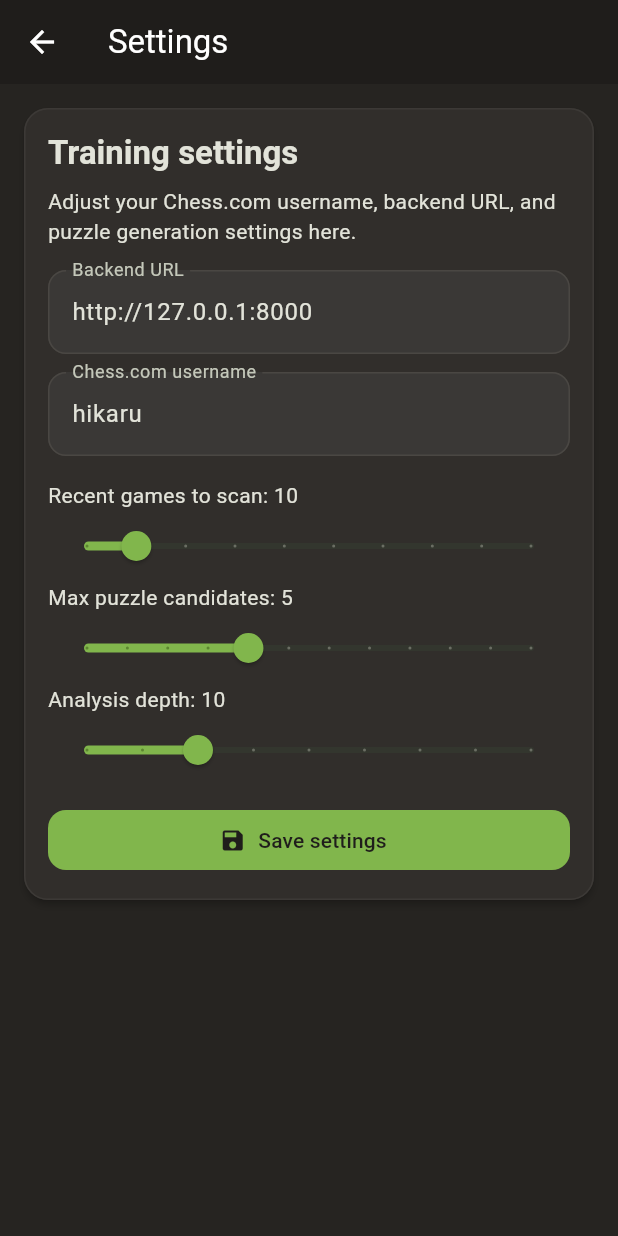
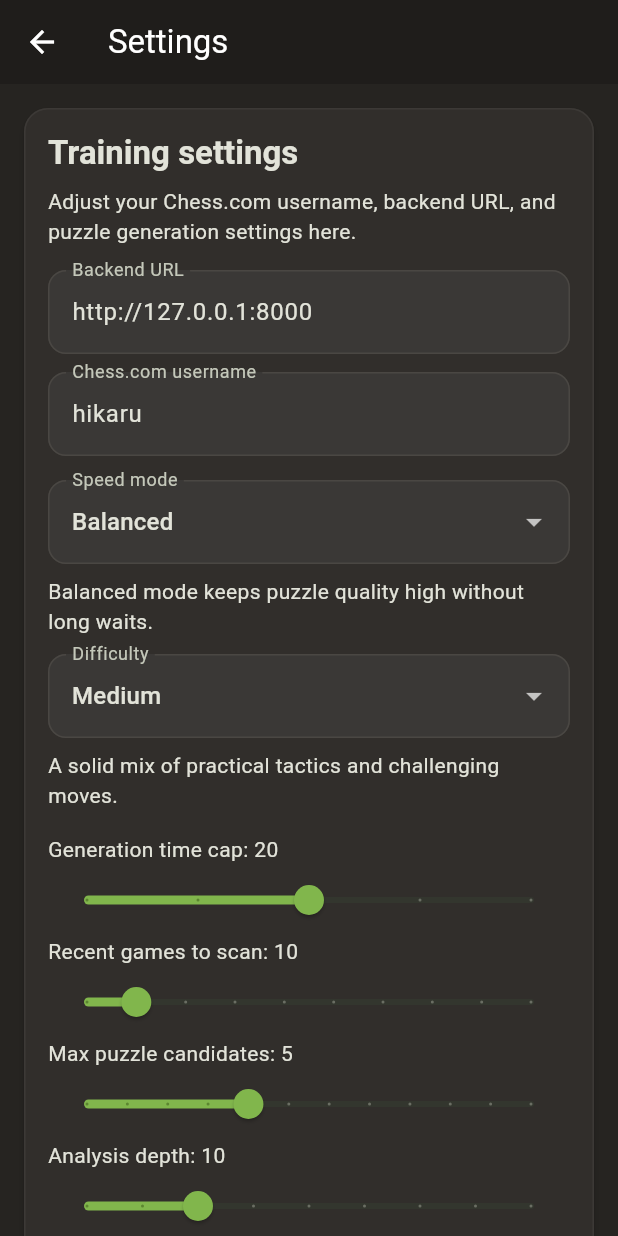
Before and after one commit to brlov1978/ChessCoach, a Flutter app: the screen it shows after launch, after a tap on "Create puzzles", after a tap on the "settings" icon, on a phone screen of 412 x 824 dp. Run offline on Flutter 3.47's test engine with Material 3 defaults, Android fonts, the phone set to English and light mode, and no system bars; our stand-ins replace flutter_svg; network calls fail.

Commit message:
Add processing-aware training settings

```diff
--- a/flutter_app/lib/screens/chess_coach_page.dart
+++ b/flutter_app/lib/screens/chess_coach_page.dart
@@ -22,6 +22,9 @@ class _ChessCoachPageState extends State<ChessCoachPage> {
   double _maxGames = 10;
   double _maxPuzzles = 5;
   double _analysisDepth = 10;
+  String _speedMode = 'balanced';
+  String _difficulty = 'medium';
+  double _timeCapSeconds = 20;
   bool _isLoading = false;
   String? _errorMessage;
   List<PuzzleData> _puzzles = const [];
@@ -42,6 +45,13 @@ class _ChessCoachPageState extends State<ChessCoachPage> {
     return isLocalHost ? 'http://127.0.0.1:8000' : Uri.base.origin;
   }
 
+  String _displayLabel(String value) {
+    if (value.isEmpty) {
+      return value;
+    }
+    return value[0].toUpperCase() + value.substring(1);
+  }
+
   @override
   void dispose() {
     _backendUrlController.dispose();
@@ -56,6 +66,9 @@ class _ChessCoachPageState extends State<ChessCoachPage> {
       maxGames: _maxGames,
       maxPuzzles: _maxPuzzles,
       analysisDepth: _analysisDepth,
+      speedMode: _speedMode,
+      difficulty: _difficulty,
+      timeCapSeconds: _timeCapSeconds,
     );
   }
 
@@ -76,6 +89,9 @@ class _ChessCoachPageState extends State<ChessCoachPage> {
       _maxGames = settings.maxGames;
       _maxPuzzles = settings.maxPuzzles;
       _analysisDepth = settings.analysisDepth;
+      _speedMode = settings.speedMode;
+      _difficulty = settings.difficulty;
+      _timeCapSeconds = settings.timeCapSeconds;
       _errorMessage = null;
     });
   }
@@ -106,6 +122,9 @@ class _ChessCoachPageState extends State<ChessCoachPage> {
               'max_games': _maxGames.round(),
               'max_puzzles': _maxPuzzles.round(),
               'analysis_depth': _analysisDepth.round(),
+              'speed_mode': _speedMode,
+              'difficulty': _difficulty,
+              'time_budget_seconds': _timeCapSeconds.round(),
             }),
           )
           .timeout(const Duration(seconds: 45));
@@ -233,6 +252,18 @@ class _ChessCoachPageState extends State<ChessCoachPage> {
                 Chip(
                   avatar: const Icon(Icons.analytics, size: 18),
                   label: Text('Depth ${_analysisDepth.round()}'),
+                ),
+                Chip(
+                  avatar: const Icon(Icons.speed, size: 18),
+                  label: Text(_displayLabel(_speedMode)),
+                ),
+                Chip(
+                  avatar: const Icon(Icons.trending_up, size: 18),
+                  label: Text(_displayLabel(_difficulty)),
+                ),
+                Chip(
+                  avatar: const Icon(Icons.timer_outlined, size: 18),
+                  label: Text('${_timeCapSeconds.round()}s cap'),
                 ),
               ],
             ),
--- a/flutter_app/lib/screens/settings_page.dart
+++ b/flutter_app/lib/screens/settings_page.dart
@@ -9,6 +9,9 @@ class TrainingSettings {
     required this.maxGames,
     required this.maxPuzzles,
     required this.analysisDepth,
+    required this.speedMode,
+    required this.difficulty,
+    required this.timeCapSeconds,
   });
 
   final String backendUrl;
@@ -16,6 +19,9 @@ class TrainingSettings {
   final double maxGames;
   final double maxPuzzles;
   final double analysisDepth;
+  final String speedMode;
+  final String difficulty;
+  final double timeCapSeconds;
 }
 
 class SettingsPage extends StatefulWidget {
@@ -36,6 +42,9 @@ class _SettingsPageState extends State<SettingsPage> {
   late double _maxGames;
   late double _maxPuzzles;
   late double _analysisDepth;
+  late String _speedMode;
+  late String _difficulty;
+  late double _timeCapSeconds;
 
   @override
   void initState() {
@@ -45,6 +54,9 @@ class _SettingsPageState extends State<SettingsPage> {
     _maxGames = widget.initialSettings.maxGames;
     _maxPuzzles = widget.initialSettings.maxPuzzles;
     _analysisDepth = widget.initialSettings.analysisDepth;
+    _speedMode = widget.initialSettings.speedMode;
+    _difficulty = widget.initialSettings.difficulty;
+    _timeCapSeconds = widget.initialSettings.timeCapSeconds;
   }
 
   @override
@@ -52,6 +64,28 @@ class _SettingsPageState extends State<SettingsPage> {
     _backendUrlController.dispose();
     _usernameController.dispose();
     super.dispose();
+  }
+
+  String _speedModeDescription() {
+    switch (_speedMode) {
+      case 'fast':
+        return 'Fast mode scans fewer positions and returns results sooner.';
+      case 'deep':
+        return 'Deep mode spends longer searching for stronger puzzle candidates.';
+      default:
+        return 'Balanced mode keeps puzzle quality high without long waits.';
+    }
+  }
+
+  String _difficultyDescription() {
+    switch (_difficulty) {
+      case 'easy':
+        return 'Easier tactics and more obvious winning ideas.';
+      case 'hard':
+        return 'Sharper positions with bigger tactical demands.';
+      default:
+        return 'A solid mix of practical tactics and challenging moves.';
+    }
   }
 
   void _save() {
@@ -62,6 +96,9 @@ class _SettingsPageState extends State<SettingsPage> {
         maxGames: _maxGames,
         maxPuzzles: _maxPuzzles,
         analysisDepth: _analysisDepth,
+        speedMode: _speedMode,
+        difficulty: _difficulty,
+        timeCapSeconds: _timeCapSeconds,
       ),
     );
   }
@@ -109,6 +146,57 @@ class _SettingsPageState extends State<SettingsPage> {
                       ),
                     ),
                     const SizedBox(height: 16),
+                    DropdownButtonFormField<String>(
+                      value: _speedMode,
+                      decoration: const InputDecoration(
+                        labelText: 'Speed mode',
+                        border: OutlineInputBorder(),
+                      ),
+                      items: const [
+                        DropdownMenuItem(value: 'fast', child: Text('Fast')),
+                        DropdownMenuItem(
+                          value: 'balanced',
+                          child: Text('Balanced'),
+                        ),
+                        DropdownMenuItem(value: 'deep', child: Text('Deep')),
+                      ],
+                      onChanged: (value) {
+                        if (value != null) {
+                          setState(() => _speedMode = value);
+                        }
+                      },
+                    ),
+                    const SizedBox(height: 8),
+                    Text(_speedModeDescription()),
+                    const SizedBox(height: 12),
+                    DropdownButtonFormField<String>(
+                      value: _difficulty,
+                      decoration: const InputDecoration(
+                        labelText: 'Difficulty',
+                        border: OutlineInputBorder(),
+                      ),
+                      items: const [
+                        DropdownMenuItem(value: 'easy', child: Text('Easy')),
+                        DropdownMenuItem(value: 'medium', child: Text('Medium')),
+                        DropdownMenuItem(value: 'hard', child: Text('Hard')),
+                      ],
+                      onChanged: (value) {
+                        if (value != null) {
+                          setState(() => _difficulty = value);
+                        }
+                      },
+                    ),
+                    const SizedBox(height: 8),
+                    Text(_difficultyDescription()),
+                    const SizedBox(height: 16),
+                    SliderField(
+                      label: 'Generation time cap',
+                      value: _timeCapSeconds,
+                      min: 10,
+                      max: 30,
+                      divisions: 4,
+                      onChanged: (value) => setState(() => _timeCapSeconds = value),
+                    ),
                     SliderField(
                       label: 'Recent games to scan',
                       value: _maxGames,
```
Also changed, not shown: 7 other files.
